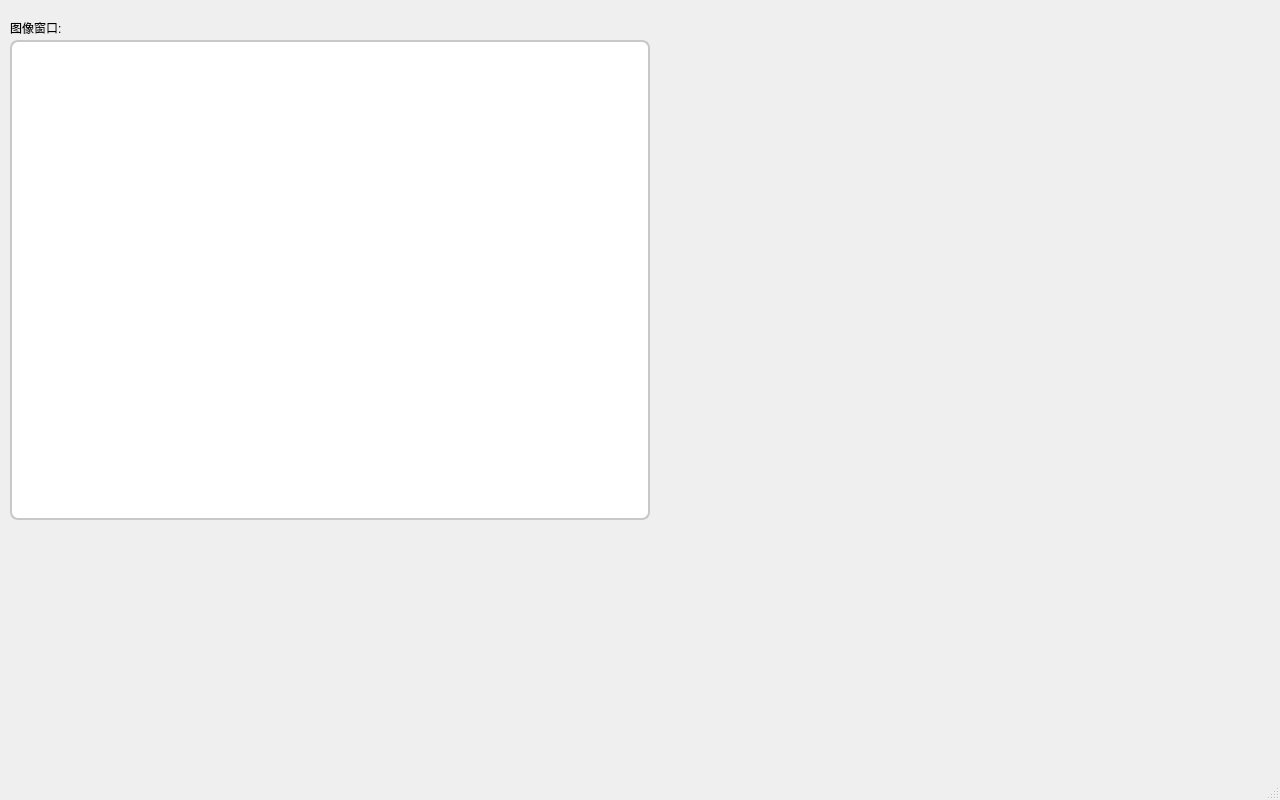
Above: Software/QtUI/mainwindow.ui from h13-0/Garbage-Classification before the change. Below: the same form after it.
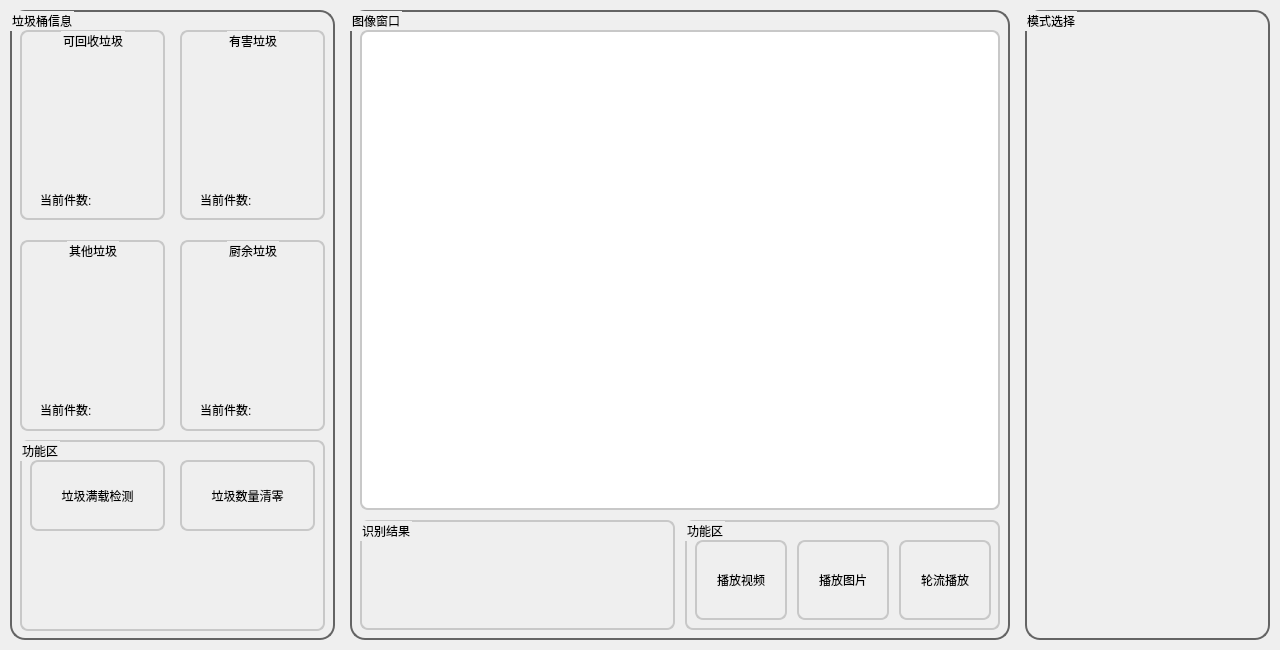
That is the form after the change. The open tabs and pages were chosen to show the change. Icons and pictures are not drawn.

Patch:
```diff
--- a/Software/QtUI/mainwindow.ui
+++ b/Software/QtUI/mainwindow.ui
@@ -7,30 +7,46 @@
     <x>0</x>
     <y>0</y>
     <width>1280</width>
-    <height>800</height>
+    <height>650</height>
    </rect>
   </property>
   <property name="minimumSize">
    <size>
     <width>1280</width>
-    <height>800</height>
+    <height>650</height>
    </size>
   </property>
   <property name="maximumSize">
    <size>
     <width>1280</width>
-    <height>800</height>
+    <height>670</height>
    </size>
   </property>
   <property name="windowTitle">
    <string>MainWindow</string>
   </property>
   <widget class="QWidget" name="centralwidget">
+   <widget class="QGroupBox" name="groupBox">
+    <property name="geometry">
+     <rect>
+      <x>350</x>
+      <y>10</y>
+      <width>660</width>
+      <height>630</height>
+     </rect>
+    </property>
+    <property name="styleSheet">
+     <string notr="true">border:2px solid rgb(100,100,100);
+border-radius:15px;</string>
+    </property>
+    <property name="title">
+     <string>图像窗口</string>
+    </property>
    <widget class="QLabel" name="frame_label">
     <property name="geometry">
      <rect>
       <x>10</x>
-      <y>40</y>
+       <y>20</y>
       <width>640</width>
       <height>480</height>
      </rect>
@@ -56,30 +72,127 @@
      <string/>
     </property>
    </widget>
-   <widget class="QLabel" name="label">
+    <widget class="QGroupBox" name="groupBox_8">
     <property name="geometry">
      <rect>
       <x>10</x>
+       <y>510</y>
+       <width>315</width>
+       <height>110</height>
+      </rect>
+     </property>
+     <property name="styleSheet">
+      <string notr="true">border-radius:8px;
+border:2px solid rgb(200,200,200);</string>
+     </property>
+     <property name="title">
+      <string>识别结果</string>
+     </property>
+    </widget>
+    <widget class="QGroupBox" name="groupBox_10">
+     <property name="geometry">
+      <rect>
+       <x>335</x>
+       <y>510</y>
+       <width>315</width>
+       <height>110</height>
+      </rect>
+     </property>
+     <property name="styleSheet">
+      <string notr="true">border-radius:8px;
+border:2px solid rgb(200,200,200);</string>
+     </property>
+     <property name="title">
+      <string>功能区</string>
+     </property>
+     <widget class="QPushButton" name="pushButton_3">
+      <property name="geometry">
+       <rect>
+        <x>10</x>
       <y>20</y>
-      <width>72</width>
-      <height>15</height>
+        <width>92</width>
+        <height>80</height>
      </rect>
     </property>
     <property name="text">
-     <string>图像窗口:</string>
-    </property>
-   </widget>
+       <string>播放视频</string>
+      </property>
+     </widget>
+     <widget class="QPushButton" name="pushButton_4">
+      <property name="geometry">
+       <rect>
+        <x>112</x>
+        <y>20</y>
+        <width>92</width>
+        <height>80</height>
+       </rect>
+      </property>
+      <property name="text">
+       <string>播放图片</string>
+      </property>
+     </widget>
+     <widget class="QPushButton" name="pushButton_5">
+      <property name="geometry">
+       <rect>
+        <x>214</x>
+        <y>20</y>
+        <width>92</width>
+        <height>80</height>
+       </rect>
+      </property>
+      <property name="text">
+       <string>轮流播放</string>
+      </property>
+     </widget>
+    </widget>
+   </widget>
+   <widget class="QGroupBox" name="groupBox_3">
+    <property name="geometry">
+     <rect>
+      <x>10</x>
+      <y>10</y>
+      <width>325</width>
+      <height>630</height>
+     </rect>
+    </property>
+    <property name="styleSheet">
+     <string notr="true">border:2px solid rgb(100,100,100);
+border-radius:15px;</string>
+    </property>
+    <property name="title">
+     <string>垃圾桶信息</string>
+    </property>
+    <widget class="QGroupBox" name="groupBox_4">
+     <property name="geometry">
+      <rect>
+       <x>10</x>
+       <y>20</y>
+       <width>145</width>
+       <height>190</height>
+      </rect>
+     </property>
+     <property name="styleSheet">
+      <string notr="true">border-radius:8px;
+border:2px solid rgb(200,200,200);</string>
+     </property>
+     <property name="title">
+      <string>可回收垃圾</string>
+     </property>
+     <property name="alignment">
+      <set>Qt::AlignCenter</set>
+     </property>
    <widget class="QStackedWidget" name="stackedWidget_Recycle">
     <property name="geometry">
      <rect>
-      <x>690</x>
-      <y>70</y>
-      <width>150</width>
-      <height>150</height>
+        <x>10</x>
+        <y>30</y>
+        <width>125</width>
+        <height>125</height>
      </rect>
     </property>
     <property name="styleSheet">
-     <string notr="true">border-image:url(./RoundProcessBar.png) 0 0 0 0 stretch stretch;</string>
+       <string notr="true">border-image:url(./RoundProcessBar.png) 0 0 0 0 stretch stretch;
+border:0px solid rgb(100,100,100);</string>
     </property>
     <property name="currentIndex">
      <number>0</number>
@@ -87,35 +200,54 @@
     <widget class="QWidget" name="page_3"/>
     <widget class="QWidget" name="page_4"/>
    </widget>
-   <widget class="QStackedWidget" name="stackedWidget_Kitchen">
+     <widget class="QLabel" name="label_4">
     <property name="geometry">
      <rect>
-      <x>870</x>
-      <y>80</y>
-      <width>150</width>
-      <height>150</height>
+        <x>20</x>
+        <y>160</y>
+        <width>70</width>
+        <height>20</height>
      </rect>
     </property>
     <property name="styleSheet">
-     <string notr="true">border-image:url(./RoundProcessBar.png) 0 0 0 0 stretch stretch;</string>
-    </property>
-    <property name="currentIndex">
-     <number>0</number>
-    </property>
-    <widget class="QWidget" name="page_5"/>
-    <widget class="QWidget" name="page_6"/>
-   </widget>
+       <string notr="true">border:0px solid rgb(200,200,200);</string>
+      </property>
+      <property name="text">
+       <string>当前件数:</string>
+      </property>
+     </widget>
+    </widget>
+    <widget class="QGroupBox" name="groupBox_5">
+     <property name="geometry">
+      <rect>
+       <x>170</x>
+       <y>20</y>
+       <width>145</width>
+       <height>190</height>
+      </rect>
+     </property>
+     <property name="styleSheet">
+      <string notr="true">border-radius:8px;
+border:2px solid rgb(200,200,200);</string>
+     </property>
+     <property name="title">
+      <string>有害垃圾</string>
+     </property>
+     <property name="alignment">
+      <set>Qt::AlignCenter</set>
+     </property>
    <widget class="QStackedWidget" name="stackedWidget_Harmful">
     <property name="geometry">
      <rect>
-      <x>690</x>
-      <y>300</y>
-      <width>150</width>
-      <height>150</height>
+        <x>10</x>
+        <y>30</y>
+        <width>125</width>
+        <height>125</height>
      </rect>
     </property>
     <property name="styleSheet">
-     <string notr="true">border-image:url(./RoundProcessBar.png) 0 0 0 0 stretch stretch;</string>
+       <string notr="true">border-image:url(./RoundProcessBar.png) 0 0 0 0 stretch stretch;
+border:0px solid rgb(100,100,100);</string>
     </property>
     <property name="currentIndex">
      <number>0</number>
@@ -123,17 +255,54 @@
     <widget class="QWidget" name="page_7"/>
     <widget class="QWidget" name="page_8"/>
    </widget>
+     <widget class="QLabel" name="label_3">
+      <property name="geometry">
+       <rect>
+        <x>20</x>
+        <y>160</y>
+        <width>70</width>
+        <height>20</height>
+       </rect>
+      </property>
+      <property name="styleSheet">
+       <string notr="true">border:0px solid rgb(200,200,200);</string>
+      </property>
+      <property name="text">
+       <string>当前件数:</string>
+      </property>
+     </widget>
+    </widget>
+    <widget class="QGroupBox" name="groupBox_6">
+     <property name="geometry">
+      <rect>
+       <x>10</x>
+       <y>230</y>
+       <width>145</width>
+       <height>191</height>
+      </rect>
+     </property>
+     <property name="styleSheet">
+      <string notr="true">border-radius:8px;
+border:2px solid rgb(200,200,200);</string>
+     </property>
+     <property name="title">
+      <string>其他垃圾</string>
+     </property>
+     <property name="alignment">
+      <set>Qt::AlignHCenter|Qt::AlignTop</set>
+     </property>
    <widget class="QStackedWidget" name="stackedWidget_Other">
     <property name="geometry">
      <rect>
-      <x>870</x>
-      <y>290</y>
-      <width>150</width>
-      <height>150</height>
+        <x>10</x>
+        <y>30</y>
+        <width>125</width>
+        <height>125</height>
      </rect>
     </property>
     <property name="styleSheet">
-     <string notr="true">border-image:url(./RoundProcessBar.png) 0 0 0 0 stretch stretch;</string>
+       <string notr="true">border-image:url(./RoundProcessBar.png) 0 0 0 0 stretch stretch;
+border:0px solid rgb(100,100,100);</string>
     </property>
     <property name="currentIndex">
      <number>0</number>
@@ -141,24 +310,143 @@
     <widget class="QWidget" name="page_9"/>
     <widget class="QWidget" name="page_10"/>
    </widget>
-   <zorder>label</zorder>
-   <zorder>frame_label</zorder>
-   <zorder>stackedWidget_Recycle</zorder>
-   <zorder>stackedWidget_Kitchen</zorder>
-   <zorder>stackedWidget_Harmful</zorder>
-   <zorder>stackedWidget_Other</zorder>
-  </widget>
-  <widget class="QMenuBar" name="menubar">
+     <widget class="QLabel" name="label_5">
+      <property name="geometry">
+       <rect>
+        <x>20</x>
+        <y>160</y>
+        <width>70</width>
+        <height>20</height>
+       </rect>
+      </property>
+      <property name="styleSheet">
+       <string notr="true">border:0px solid rgb(200,200,200);</string>
+      </property>
+      <property name="text">
+       <string>当前件数:</string>
+      </property>
+     </widget>
+    </widget>
+    <widget class="QGroupBox" name="groupBox_7">
    <property name="geometry">
     <rect>
-     <x>0</x>
-     <y>0</y>
-     <width>1280</width>
-     <height>26</height>
-    </rect>
-   </property>
-  </widget>
-  <widget class="QStatusBar" name="statusbar"/>
+       <x>170</x>
+       <y>230</y>
+       <width>145</width>
+       <height>191</height>
+      </rect>
+     </property>
+     <property name="styleSheet">
+      <string notr="true">border-radius:8px;
+border:2px solid rgb(200,200,200);</string>
+     </property>
+     <property name="title">
+      <string>厨余垃圾</string>
+     </property>
+     <property name="alignment">
+      <set>Qt::AlignCenter</set>
+     </property>
+     <widget class="QStackedWidget" name="stackedWidget_Kitchen">
+      <property name="geometry">
+       <rect>
+        <x>10</x>
+        <y>30</y>
+        <width>125</width>
+        <height>125</height>
+       </rect>
+      </property>
+      <property name="styleSheet">
+       <string notr="true">border-image:url(./RoundProcessBar.png) 0 0 0 0 stretch stretch;
+border:0px solid rgb(100,100,100);</string>
+      </property>
+      <property name="currentIndex">
+       <number>0</number>
+      </property>
+      <widget class="QWidget" name="page_5"/>
+      <widget class="QWidget" name="page_6"/>
+     </widget>
+     <widget class="QLabel" name="label_6">
+      <property name="geometry">
+       <rect>
+        <x>20</x>
+        <y>160</y>
+        <width>70</width>
+        <height>20</height>
+       </rect>
+      </property>
+      <property name="styleSheet">
+       <string notr="true">border:0px solid rgb(200,200,200);</string>
+      </property>
+      <property name="text">
+       <string>当前件数:</string>
+      </property>
+     </widget>
+    </widget>
+    <widget class="QGroupBox" name="groupBox_2">
+     <property name="geometry">
+      <rect>
+       <x>10</x>
+       <y>430</y>
+       <width>305</width>
+       <height>191</height>
+      </rect>
+     </property>
+     <property name="styleSheet">
+      <string notr="true">border-radius:8px;
+border:2px solid rgb(200,200,200);</string>
+     </property>
+     <property name="title">
+      <string>功能区</string>
+     </property>
+     <widget class="QPushButton" name="pushButton">
+      <property name="geometry">
+       <rect>
+        <x>10</x>
+        <y>20</y>
+        <width>135</width>
+        <height>71</height>
+       </rect>
+      </property>
+      <property name="styleSheet">
+       <string notr="true"/>
+      </property>
+      <property name="text">
+       <string>垃圾满载检测</string>
+      </property>
+     </widget>
+     <widget class="QPushButton" name="pushButton_2">
+      <property name="geometry">
+       <rect>
+        <x>160</x>
+        <y>20</y>
+        <width>135</width>
+        <height>71</height>
+       </rect>
+      </property>
+      <property name="text">
+       <string>垃圾数量清零</string>
+      </property>
+     </widget>
+    </widget>
+   </widget>
+   <widget class="QGroupBox" name="groupBox_9">
+    <property name="geometry">
+     <rect>
+      <x>1025</x>
+      <y>10</y>
+      <width>245</width>
+      <height>630</height>
+     </rect>
+    </property>
+    <property name="styleSheet">
+     <string notr="true">border:2px solid rgb(100,100,100);
+border-radius:15px;</string>
+    </property>
+    <property name="title">
+     <string>模式选择</string>
+    </property>
+   </widget>
+  </widget>
  </widget>
  <resources/>
  <connections/>
```
Left out of the diff: 5 changed lines with no effect on the pictures. Lines whose indentation alone changed are shown as unchanged.
